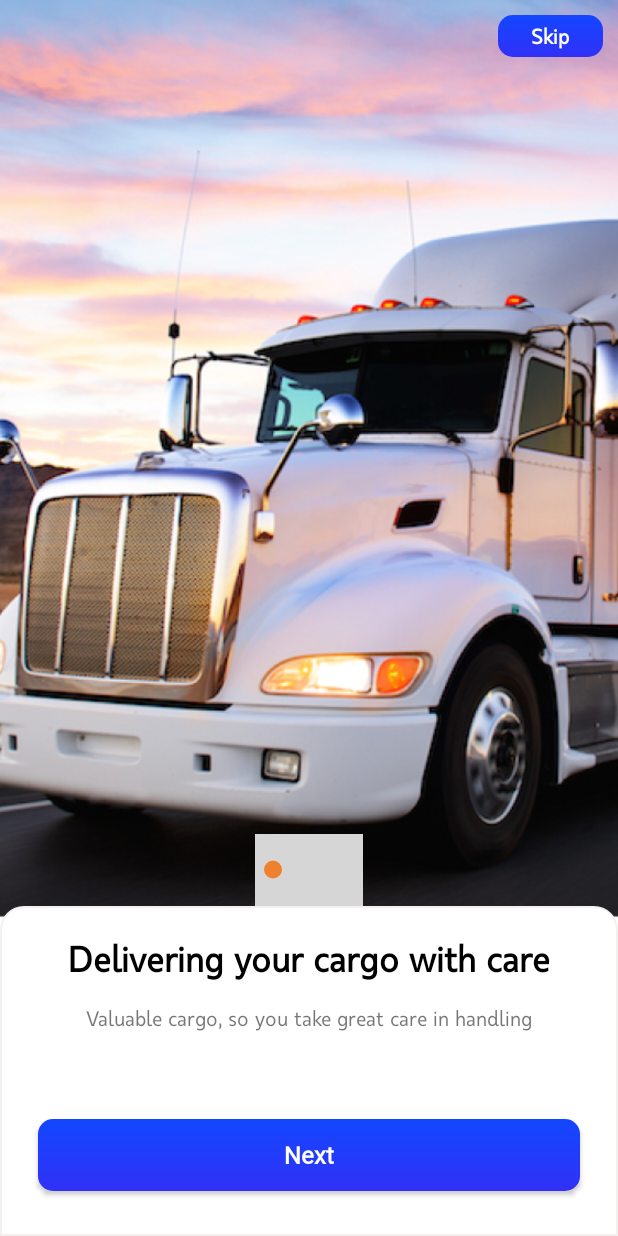
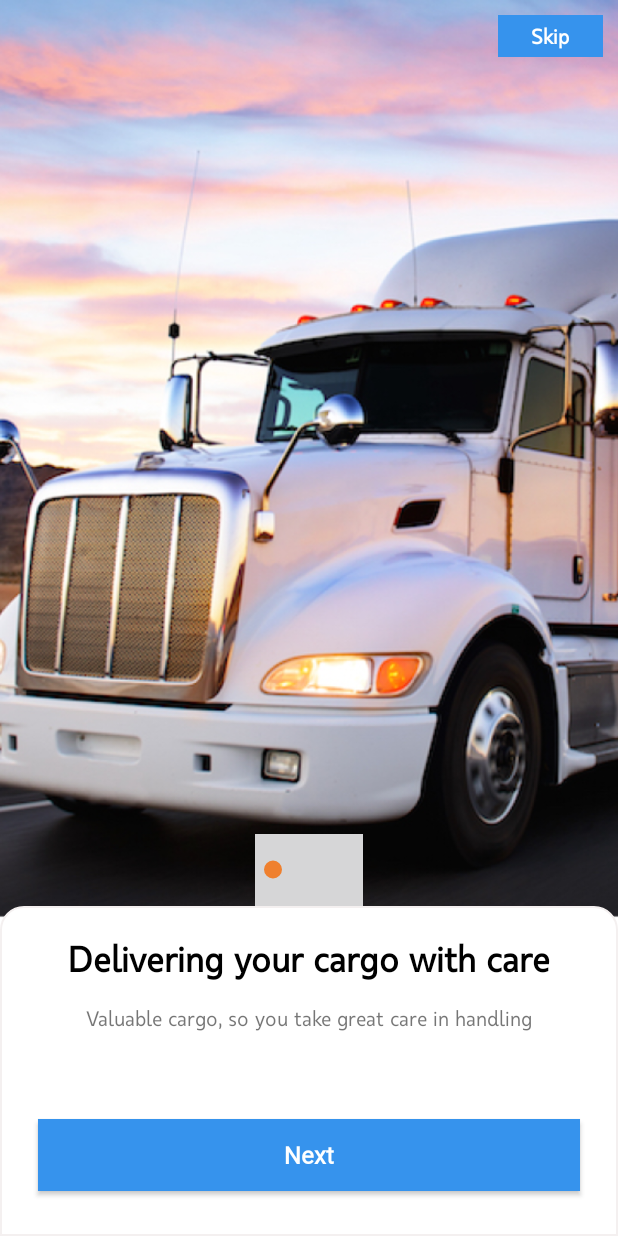
Before and after one commit to Vasanthdev2004/truck-lorry-app, an Android app: the screen it shows after launch (IntroActivity), on a phone screen of 412 x 824 dp. Run offline under Robolectric (Android 15) with nearby library versions, the phone set to English and light mode, and no system bars; our stand-ins replace ButterKnife; libraries missing offline, so code that uses them is left out: com.onesignal; 3 statements that could not run were skipped.

Commit message:
intro page

```diff
--- a/app/src/main/res/layout/activity_intro.xml
+++ b/app/src/main/res/layout/activity_intro.xml
@@ -43,7 +43,7 @@
             android:layout_alignParentRight="true"
             android:layout_marginTop="10dp"
             android:layout_marginRight="10dp"
-            android:background="@drawable/rounded_button"
+            android:background="#3693ED"
             android:gravity="center"
             android:padding="5dp"
             android:text="@string/skip"
@@ -104,7 +104,7 @@
             android:layout_marginLeft="25dp"
             android:layout_marginRight="25dp"
 
-            android:background="@drawable/rounded_button"
+            android:background="#3693ED"
             android:gravity="center"
             android:text="@string/next"
             android:textColor="@color/white"
```
